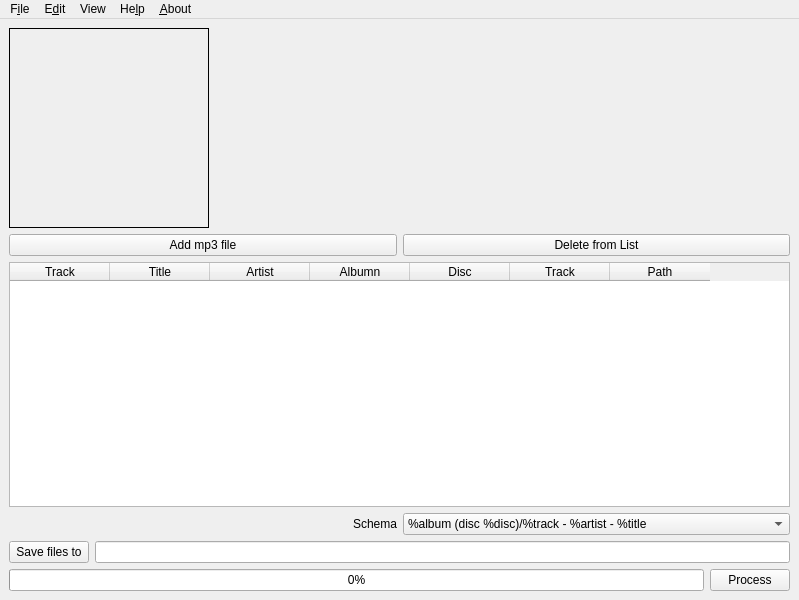
Above: gui/main.ui from DieNice/musictagger before the change. Below: the same form after it.
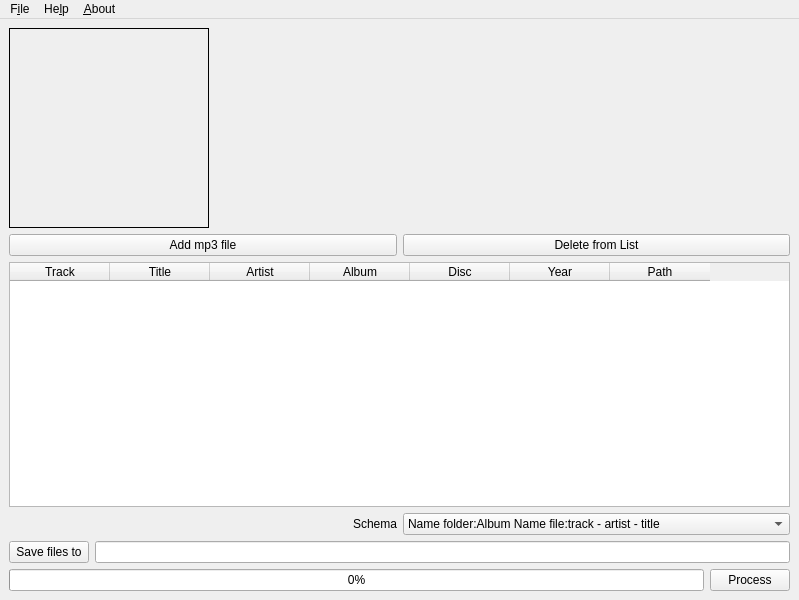
That is the form after the change. Icons and pictures are not drawn.

Commit message: moved main;added main app;moved main functions to file process; added year to tag;

The edit to the form file:
```diff
--- a/gui/main.ui
+++ b/gui/main.ui
@@ -76,7 +76,12 @@
        <widget class="QComboBox" name="comboBox">
         <item>
          <property name="text">
-          <string>%album (disc %disc)/%track - %artist - %title</string>
+          <string>Name folder:Album Name file:track - artist - title</string>
+         </property>
+        </item>
+        <item>
+         <property name="text">
+          <string>Name folder:Artist album Name file:track - artist - title</string>
          </property>
         </item>
        </widget>
@@ -120,7 +125,7 @@
         </column>
         <column>
          <property name="text">
-          <string>Albumn</string>
+          <string>Album</string>
          </property>
         </column>
         <column>
@@ -130,7 +135,7 @@
         </column>
         <column>
          <property name="text">
-          <string>Track</string>
+          <string>Year</string>
          </property>
         </column>
         <column>
@@ -222,19 +227,7 @@
     <addaction name="actionPreferences"/>
     <addaction name="actionExit"/>
    </widget>
-   <widget class="QMenu" name="menuEdit">
-    <property name="title">
-     <string>E&amp;dit</string>
-    </property>
-   </widget>
-   <widget class="QMenu" name="menuView">
-    <property name="title">
-     <string>View</string>
-    </property>
-   </widget>
    <addaction name="menuFile"/>
-   <addaction name="menuEdit"/>
-   <addaction name="menuView"/>
    <addaction name="menuHelp"/>
    <addaction name="menuAbout"/>
   </widget>
```
Left out of the diff: 3 changed lines with no effect on the pictures. The commit also changes 9 other files.
